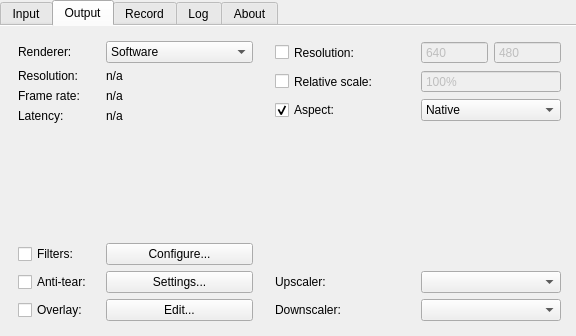
Old version of the form src/display/qt/windows/ui/control_panel_window.ui in the repository mrehkopf/vcs.
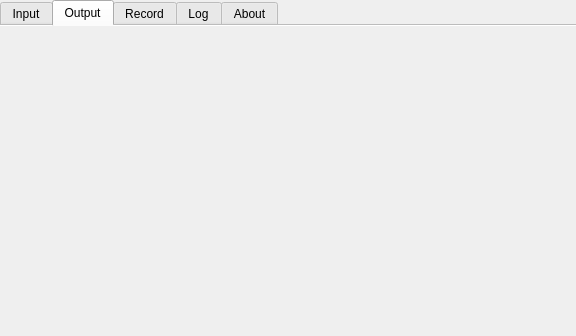
New version of the form. The open tabs and pages were chosen to show the change.

Commit message:
Split control panel's Output tab into its own widget
To reduce code bloat in the control panel's source.

Diff of the .ui file:
```diff
--- a/src/display/qt/windows/ui/control_panel_window.ui
+++ b/src/display/qt/windows/ui/control_panel_window.ui
@@ -471,7 +471,7 @@
       <attribute name="title">
        <string>Output</string>
       </attribute>
-      <layout class="QHBoxLayout" name="horizontalLayout_9" stretch="5,6">
+      <layout class="QHBoxLayout" name="horizontalLayout_9" stretch="">
        <property name="spacing">
         <number>4</number>
        </property>
@@ -484,556 +484,6 @@
        <property name="bottomMargin">
         <number>6</number>
        </property>
-       <item>
-        <widget class="QFrame" name="frame_output">
-         <layout class="QHBoxLayout" name="horizontalLayout_8" stretch="0">
-          <property name="spacing">
-           <number>6</number>
-          </property>
-          <property name="leftMargin">
-           <number>9</number>
-          </property>
-          <property name="topMargin">
-           <number>9</number>
-          </property>
-          <property name="rightMargin">
-           <number>9</number>
-          </property>
-          <item>
-           <widget class="QFrame" name="frame_outputInfo">
-            <property name="frameShape">
-             <enum>QFrame::NoFrame</enum>
-            </property>
-            <property name="frameShadow">
-             <enum>QFrame::Plain</enum>
-            </property>
-            <layout class="QFormLayout" name="formLayout">
-             <property name="fieldGrowthPolicy">
-              <enum>QFormLayout::AllNonFixedFieldsGrow</enum>
-             </property>
-             <property name="horizontalSpacing">
-              <number>14</number>
-             </property>
-             <property name="leftMargin">
-              <number>0</number>
-             </property>
-             <property name="topMargin">
-              <number>0</number>
-             </property>
-             <property name="rightMargin">
-              <number>0</number>
-             </property>
-             <property name="bottomMargin">
-              <number>0</number>
-             </property>
-             <item row="1" column="0">
-              <widget class="QLabel" name="label_10">
-               <property name="sizePolicy">
-                <sizepolicy hsizetype="Preferred" vsizetype="Preferred">
-                 <horstretch>0</horstretch>
-                 <verstretch>0</verstretch>
-                </sizepolicy>
-               </property>
-               <property name="text">
-                <string>Resolution:</string>
-               </property>
-              </widget>
-             </item>
-             <item row="1" column="1">
-              <widget class="QLabel" name="label_outputResolution">
-               <property name="text">
-                <string>n/a</string>
-               </property>
-              </widget>
-             </item>
-             <item row="2" column="0">
-              <widget class="QLabel" name="label_16">
-               <property name="sizePolicy">
-                <sizepolicy hsizetype="Preferred" vsizetype="Preferred">
-                 <horstretch>0</horstretch>
-                 <verstretch>0</verstretch>
-                </sizepolicy>
-               </property>
-               <property name="toolTip">
-                <string/>
-               </property>
-               <property name="text">
-                <string>Frame rate:</string>
-               </property>
-              </widget>
-             </item>
-             <item row="3" column="0">
-              <widget class="QLabel" name="label_18">
-               <property name="sizePolicy">
-                <sizepolicy hsizetype="Preferred" vsizetype="Preferred">
-                 <horstretch>0</horstretch>
-                 <verstretch>0</verstretch>
-                </sizepolicy>
-               </property>
-               <property name="toolTip">
-                <string/>
-               </property>
-               <property name="text">
-                <string>Latency:</string>
-               </property>
-              </widget>
-             </item>
-             <item row="3" column="1">
-              <widget class="QLabel" name="label_outputProcessTime">
-               <property name="toolTip">
-                <string/>
-               </property>
-               <property name="text">
-                <string>n/a</string>
-               </property>
-              </widget>
-             </item>
-             <item row="11" column="0">
-              <spacer name="verticalSpacer_3">
-               <property name="orientation">
-                <enum>Qt::Vertical</enum>
-               </property>
-               <property name="sizeHint" stdset="0">
-                <size>
-                 <width>20</width>
-                 <height>9000</height>
-                </size>
-               </property>
-              </spacer>
-             </item>
-             <item row="20" column="0">
-              <widget class="QCheckBox" name="checkBox_outputOverlayEnabled">
-               <property name="sizePolicy">
-                <sizepolicy hsizetype="Minimum" vsizetype="Expanding">
-                 <horstretch>0</horstretch>
-                 <verstretch>0</verstretch>
-                </sizepolicy>
-               </property>
-               <property name="minimumSize">
-                <size>
-                 <width>0</width>
-                 <height>0</height>
-                </size>
-               </property>
-               <property name="text">
-                <string>Overlay:</string>
-               </property>
-              </widget>
-             </item>
-             <item row="20" column="1">
-              <widget class="QPushButton" name="pushButton_editOverlay">
-               <property name="minimumSize">
-                <size>
-                 <width>0</width>
-                 <height>0</height>
-                </size>
-               </property>
-               <property name="text">
-                <string>Edit...</string>
-               </property>
-              </widget>
-             </item>
-             <item row="2" column="1">
-              <widget class="QLabel" name="label_outputFPS">
-               <property name="toolTip">
-                <string/>
-               </property>
-               <property name="text">
-                <string>n/a</string>
-               </property>
-              </widget>
-             </item>
-             <item row="0" column="1">
-              <widget class="QComboBox" name="comboBox_renderer">
-               <property name="sizePolicy">
-                <sizepolicy hsizetype="Minimum" vsizetype="Fixed">
-                 <horstretch>0</horstretch>
-                 <verstretch>0</verstretch>
-                </sizepolicy>
-               </property>
-               <property name="minimumSize">
-                <size>
-                 <width>0</width>
-                 <height>0</height>
-                </size>
-               </property>
-               <item>
-                <property name="text">
-                 <string>Software</string>
-                </property>
-               </item>
-               <item>
-                <property name="text">
-                 <string>OpenGL</string>
-                </property>
-               </item>
-              </widget>
-             </item>
-             <item row="0" column="0">
-              <widget class="QLabel" name="label_2">
-               <property name="sizePolicy">
-                <sizepolicy hsizetype="Minimum" vsizetype="Expanding">
-                 <horstretch>0</horstretch>
-                 <verstretch>0</verstretch>
-                </sizepolicy>
-               </property>
-               <property name="minimumSize">
-                <size>
-                 <width>0</width>
-                 <height>0</height>
-                </size>
-               </property>
-               <property name="text">
-                <string>Renderer:</string>
-               </property>
-              </widget>
-             </item>
-             <item row="19" column="0">
-              <widget class="QCheckBox" name="checkBox_outputAntiTear">
-               <property name="sizePolicy">
-                <sizepolicy hsizetype="Minimum" vsizetype="Expanding">
-                 <horstretch>0</horstretch>
-                 <verstretch>0</verstretch>
-                </sizepolicy>
-               </property>
-               <property name="minimumSize">
-                <size>
-                 <width>0</width>
-                 <height>0</height>
-                </size>
-               </property>
-               <property name="text">
-                <string>Anti-tear:</string>
-               </property>
-              </widget>
-             </item>
-             <item row="19" column="1">
-              <widget class="QPushButton" name="pushButton_antiTearOptions">
-               <property name="minimumSize">
-                <size>
-                 <width>0</width>
-                 <height>0</height>
-                </size>
-               </property>
-               <property name="text">
-                <string>Settings...</string>
-               </property>
-              </widget>
-             </item>
-             <item row="18" column="0">
-              <widget class="QCheckBox" name="checkBox_customFiltering">
-               <property name="sizePolicy">
-                <sizepolicy hsizetype="Minimum" vsizetype="Expanding">
-                 <horstretch>0</horstretch>
-                 <verstretch>0</verstretch>
-                </sizepolicy>
-               </property>
-               <property name="minimumSize">
-                <size>
-                 <width>0</width>
-                 <height>0</height>
-                </size>
-               </property>
-               <property name="text">
-                <string>Filters:</string>
-               </property>
-              </widget>
-             </item>
-             <item row="18" column="1">
-              <widget class="QPushButton" name="pushButton_configureFiltering">
-               <property name="sizePolicy">
-                <sizepolicy hsizetype="Minimum" vsizetype="Preferred">
-                 <horstretch>0</horstretch>
-                 <verstretch>0</verstretch>
-                </sizepolicy>
-               </property>
-               <property name="minimumSize">
-                <size>
-                 <width>0</width>
-                 <height>0</height>
-                </size>
-               </property>
-               <property name="text">
-                <string>Configure...</string>
-               </property>
-              </widget>
-             </item>
-            </layout>
-           </widget>
-          </item>
-         </layout>
-        </widget>
-       </item>
-       <item>
-        <widget class="QFrame" name="frame_outputOverrides">
-         <layout class="QVBoxLayout" name="verticalLayout_4">
-          <item>
-           <layout class="QHBoxLayout" name="horizontalLayout_12">
-            <item>
-             <widget class="QCheckBox" name="checkBox_forceOutputRes">
-              <property name="enabled">
-               <bool>true</bool>
-              </property>
-              <property name="sizePolicy">
-               <sizepolicy hsizetype="Preferred" vsizetype="Expanding">
-                <horstretch>0</horstretch>
-                <verstretch>0</verstretch>
-               </sizepolicy>
-              </property>
-              <property name="text">
-               <string>Resolution:</string>
-              </property>
-             </widget>
-            </item>
-            <item>
-             <layout class="QHBoxLayout" name="horizontalLayout_11">
-              <item>
-               <widget class="QSpinBox" name="spinBox_outputResX">
-                <property name="enabled">
-                 <bool>false</bool>
-                </property>
-                <property name="sizePolicy">
-                 <sizepolicy hsizetype="Preferred" vsizetype="Preferred">
-                  <horstretch>0</horstretch>
-                  <verstretch>0</verstretch>
-                 </sizepolicy>
-                </property>
-                <property name="buttonSymbols">
-                 <enum>QAbstractSpinBox::NoButtons</enum>
-                </property>
-                <property name="minimum">
-                 <number>1</number>
-                </property>
-                <property name="maximum">
-                 <number>2048</number>
-                </property>
-                <property name="value">
-                 <number>640</number>
-                </property>
-               </widget>
-              </item>
-              <item>
-               <widget class="QSpinBox" name="spinBox_outputResY">
-                <property name="enabled">
-                 <bool>false</bool>
-                </property>
-                <property name="sizePolicy">
-                 <sizepolicy hsizetype="Preferred" vsizetype="Preferred">
-                  <horstretch>0</horstretch>
-                  <verstretch>0</verstretch>
-                 </sizepolicy>
-                </property>
-                <property name="buttonSymbols">
-                 <enum>QAbstractSpinBox::NoButtons</enum>
-                </property>
-                <property name="minimum">
-                 <number>1</number>
-                </property>
-                <property name="maximum">
-                 <number>2048</number>
-                </property>
-                <property name="value">
-                 <number>480</number>
-                </property>
-               </widget>
-              </item>
-             </layout>
-            </item>
-           </layout>
-          </item>
-          <item>
-           <layout class="QHBoxLayout" name="horizontalLayout_4">
-            <item>
-             <widget class="QCheckBox" name="checkBox_forceOutputScale">
-              <property name="sizePolicy">
-               <sizepolicy hsizetype="Minimum" vsizetype="Expanding">
-                <horstretch>0</horstretch>
-                <verstretch>0</verstretch>
-               </sizepolicy>
-              </property>
-              <property name="text">
-               <string>Relative scale:</string>
-              </property>
-             </widget>
-            </item>
-            <item>
-             <widget class="QSpinBox" name="spinBox_outputScale">
-              <property name="enabled">
-               <bool>false</bool>
-              </property>
-              <property name="sizePolicy">
-               <sizepolicy hsizetype="Preferred" vsizetype="Preferred">
-                <horstretch>0</horstretch>
-                <verstretch>0</verstretch>
-               </sizepolicy>
-              </property>
-              <property name="buttonSymbols">
-               <enum>QAbstractSpinBox::NoButtons</enum>
-              </property>
-              <property name="suffix">
-               <string>%</string>
-              </property>
-              <property name="minimum">
-               <number>10</number>
-              </property>
-              <property name="maximum">
-               <number>1000</number>
-              </property>
-              <property name="singleStep">
-               <number>10</number>
-              </property>
-              <property name="value">
-               <number>100</number>
-              </property>
-             </widget>
-            </item>
-           </layout>
-          </item>
-          <item>
-           <layout class="QHBoxLayout" name="horizontalLayout_6">
-            <item>
-             <widget class="QCheckBox" name="checkBox_outputKeepAspectRatio">
-              <property name="sizePolicy">
-               <sizepolicy hsizetype="Minimum" vsizetype="Expanding">
-                <horstretch>0</horstretch>
-                <verstretch>0</verstretch>
-               </sizepolicy>
-              </property>
-              <property name="text">
-               <string>Aspect:</string>
-              </property>
-              <property name="checked">
-               <bool>true</bool>
-              </property>
-             </widget>
-            </item>
-            <item>
-             <widget class="QComboBox" name="comboBox_outputAspectMode">
-              <item>
-               <property name="text">
-                <string>Native</string>
-               </property>
-              </item>
-              <item>
-               <property name="text">
-                <string>Traditional 4:3</string>
-               </property>
-              </item>
-              <item>
-               <property name="text">
-                <string>Always 4:3</string>
-               </property>
-              </item>
-             </widget>
-            </item>
-           </layout>
-          </item>
-          <item>
-           <spacer name="verticalSpacer_2">
-            <property name="orientation">
-             <enum>Qt::Vertical</enum>
-            </property>
-            <property name="sizeHint" stdset="0">
-             <size>
-              <width>20</width>
-              <height>900</height>
-             </size>
-            </property>
-           </spacer>
-          </item>
-          <item>
-           <layout class="QHBoxLayout" name="horizontalLayout_5">
-            <item>
-             <widget class="QLabel" name="label_21">
-              <property name="sizePolicy">
-               <sizepolicy hsizetype="Minimum" vsizetype="Expanding">
-                <horstretch>0</horstretch>
-                <verstretch>0</verstretch>
-               </sizepolicy>
-              </property>
-              <property name="minimumSize">
-               <size>
-                <width>0</width>
-                <height>0</height>
-               </size>
-              </property>
-              <property name="text">
-               <string>Upscaler:</string>
-              </property>
-              <property name="alignment">
-               <set>Qt::AlignLeading|Qt::AlignLeft|Qt::AlignVCenter</set>
-              </property>
-             </widget>
-            </item>
-            <item>
-             <widget class="QComboBox" name="comboBox_outputUpscaleFilter">
-              <property name="sizePolicy">
-               <sizepolicy hsizetype="Minimum" vsizetype="Fixed">
-                <horstretch>0</horstretch>
-                <verstretch>0</verstretch>
-               </sizepolicy>
-              </property>
-              <property name="minimumSize">
-               <size>
-                <width>0</width>
-                <height>0</height>
-               </size>
-              </property>
-              <property name="currentIndex">
-               <number>-1</number>
-              </property>
-             </widget>
-            </item>
-           </layout>
-          </item>
-          <item>
-           <layout class="QHBoxLayout" name="horizontalLayout_7">
-            <item>
-             <widget class="QLabel" name="label_14">
-              <property name="sizePolicy">
-               <sizepolicy hsizetype="Minimum" vsizetype="Expanding">
-                <horstretch>0</horstretch>
-                <verstretch>0</verstretch>
-               </sizepolicy>
-              </property>
-              <property name="minimumSize">
-               <size>
-                <width>0</width>
-                <height>0</height>
-               </size>
-              </property>
-              <property name="text">
-               <string>Downscaler:</string>
-              </property>
-              <property name="alignment">
-               <set>Qt::AlignLeading|Qt::AlignLeft|Qt::AlignVCenter</set>
-              </property>
-             </widget>
-            </item>
-            <item>
-             <widget class="QComboBox" name="comboBox_outputDownscaleFilter">
-              <property name="sizePolicy">
-               <sizepolicy hsizetype="Minimum" vsizetype="Fixed">
-                <horstretch>0</horstretch>
-                <verstretch>0</verstretch>
-               </sizepolicy>
-              </property>
-              <property name="minimumSize">
-               <size>
-                <width>0</width>
-                <height>0</height>
-               </size>
-              </property>
-              <property name="currentIndex">
-               <number>-1</number>
-              </property>
-             </widget>
-            </item>
-           </layout>
-          </item>
-         </layout>
-        </widget>
-       </item>
       </layout>
      </widget>
      <widget class="QWidget" name="tab_record">
```
Left out of the diff: 9 changed lines with no effect on the pictures. The commit also changes 12 other files.
